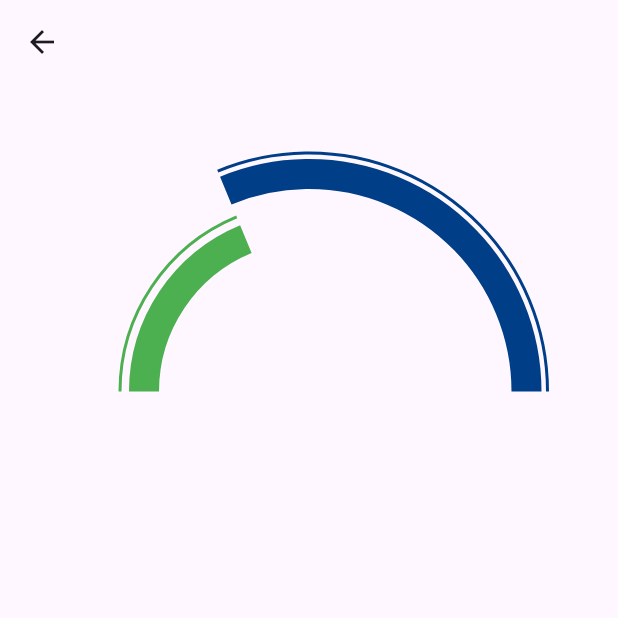
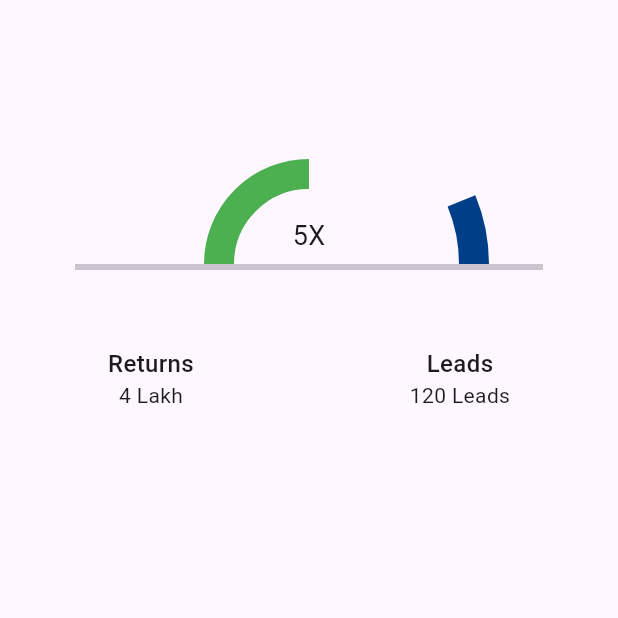
Before and after one commit to JayFlutter10/academy, a Flutter app: the SemiCircleChart screen opened directly, on a phone screen of 412 x 824 dp, the top half of it. Run offline on Flutter 3.47's test engine with Material 3 defaults, Android fonts, the phone set to English and light mode, and no system bars; drawn by our look-alikes of fl_chart.

Commit message:
seventh commit

```diff
--- a/lib/chart.dart
+++ b/lib/chart.dart
@@ -1,16 +1,26 @@
 import 'package:flutter/material.dart';
 import 'package:fl_chart/fl_chart.dart';
+import 'package:flutter_application_1/academy/view/certificate_view.dart';
 
 class SemiCircleChart extends StatelessWidget {
-  const  SemiCircleChart({super.key});
-
+    SemiCircleChart({super.key});
+final List<dynamic> data=[
+  {
+    'key':'Returns',
+    'value':'4 Lakh'
+  },
+  {
+    'key':'Leads',
+    'value':'120 Leads'
+  },
+];
   @override
   Widget build(BuildContext context) {
     final double height=MediaQuery.of(context).size.height;
 
     //Values of both variables always should be less then 800 always
-    final double firstVal=500;
-    final double secondVal=300;
+    final double firstVal=100;
+    final double secondVal=400;
 
     final double value=firstVal*100/200;
     final double valueTwo=secondVal*100/200;
@@ -18,8 +28,8 @@ class SemiCircleChart extends StatelessWidget {
     return Scaffold(
       appBar: AppBar(),
       body: SingleChildScrollView(
-        child: SizedBox(
-          height: 410,
+        child: Container(
+          height: 240,
           child: Stack(
             children: [
 
@@ -34,7 +44,7 @@ class SemiCircleChart extends StatelessWidget {
                     PieChartData(
                       startDegreeOffset: 340,
                       sectionsSpace:0,
-                      centerSpaceRadius: 135,
+                      centerSpaceRadius: 100,
                       sections: [
 
                         PieChartSectionData(
@@ -72,49 +82,48 @@ class SemiCircleChart extends StatelessWidget {
                   ),
                 ),
                   //Arrow
-                  Transform.rotate(
-                    transformHitTests:false,
-                    angle: 140.15,
-                    child: PieChart(
-                      PieChartData(
-                        startDegreeOffset: 340,
-                        sectionsSpace:0,
-                        centerSpaceRadius: 158,
-                        sections: [
-                          PieChartSectionData(
-                            value: 200,
-                            color: Colors.transparent,
-                            radius: 2,
-                            showTitle: false,
-                          ),
-                          //Outlined
-                          PieChartSectionData(
-                            value:400-value,
-                            color: Colors.transparent,
-                            borderSide: BorderSide(color: Colors.transparent),
-                            radius: 2,
-                            showTitle: false,
-                          ),
-                          //Filled
-                          PieChartSectionData(
-                            value: value,
-                            color:  Color.fromRGBO(0, 63, 136, 1),
-                            radius: 2,
-                            showTitle: false,
-                          ),
-                          PieChartSectionData(
-                            value: 200,
-                            color: Colors.transparent,
-                            radius: 2,
-                            showTitle: false,
-                          ),
-                        ],
-                      ),
-                    ),
-                  ),
+                  // Transform.rotate(
+                  //   transformHitTests:false,
+                  //   angle: 140.15,
+                  //   child: PieChart(
+                  //     PieChartData(
+                  //       startDegreeOffset: 340,
+                  //       sectionsSpace:0,
+                  //       centerSpaceRadius: 158,
+                  //       sections: [
+                  //         PieChartSectionData(
+                  //           value: 200,
+                  //           color: Colors.transparent,
+                  //           radius: 2,
+                  //           showTitle: false,
+                  //         ),
+                  //         //Outlined
+                  //         PieChartSectionData(
+                  //           value:400-value,
+                  //           color: Colors.transparent,
+                  //           borderSide: BorderSide(color: Colors.transparent),
+                  //           radius: 2,
+                  //           showTitle: false,
+                  //         ),
+                  //         //Filled
+                  //         PieChartSectionData(
+                  //           value: value,
+                  //           color:  Color.fromRGBO(0, 63, 136, 1),
+                  //           radius: 2,
+                  //           showTitle: false,
+                  //         ),
+                  //         PieChartSectionData(
+                  //           value: 200,
+                  //           color: Colors.transparent,
+                  //           radius: 2,
+                  //           showTitle: false,
+                  //         ),
+                  //       ],
+                  //     ),
+                  //   ),
+                  // ),
                 ],
               ),
-
               //Small Arc Circle
               Stack(
                 children:[
@@ -126,7 +135,7 @@ class SemiCircleChart extends StatelessWidget {
                       PieChartData(
                         startDegreeOffset: 340,
                         sectionsSpace:0,
-                        centerSpaceRadius: 100,
+                        centerSpaceRadius: 50,
                         sections: [
                           PieChartSectionData(
                             value: 200,
@@ -162,53 +171,86 @@ class SemiCircleChart extends StatelessWidget {
                     ),
                   ),
                   //Arrow
-                  Transform.rotate(
-                    transformHitTests:false,
-                    angle: 140.15,
-                    child: PieChart(
-                      PieChartData(
-                        startDegreeOffset: 340,
-                        sectionsSpace:0,
-                        centerSpaceRadius: 125,
-                        sections: [
-                          PieChartSectionData(
-                            value: 200,
-                            color: Colors.transparent,
-                            radius: 2,
-                            showTitle: false,
-                          ),
-                          //Outlined
-                          PieChartSectionData(
-                            value:valueTwo,
-                            color: Colors.green,
-                            radius: 2,
-                            showTitle: false,
-                          ),
-                          //Filled
-                          PieChartSectionData(
-                            value: 400-valueTwo,
-                            color:  Colors.transparent,
-                            radius: 2,
-                            showTitle: false,
-                          ),
-                          PieChartSectionData(
-                            value: 200,
-                            color: Colors.transparent,
-                            radius: 2,
-                            showTitle: false,
-                          ),
-                        ],
-                      ),
-                    ),
-                  ),
+                  // Transform.rotate(
+                  //   transformHitTests:false,
+                  //   angle: 140.15,
+                  //   child: PieChart(
+                  //     PieChartData(
+                  //       startDegreeOffset: 340,
+                  //       sectionsSpace:0,
+                  //       centerSpaceRadius: 125,
+                  //       sections: [
+                  //         PieChartSectionData(
+                  //           value: 200,
+                  //           color: Colors.transparent,
+                  //           radius: 2,
+                  //           showTitle: false,
+                  //         ),
+                  //         //Outlined
+                  //         PieChartSectionData(
+                  //           value:valueTwo,
+                  //           color: Colors.green,
+                  //           radius: 2,
+                  //           showTitle: false,
+                  //         ),
+                  //         //Filled
+                  //         PieChartSectionData(
+                  //           value: 400-valueTwo,
+                  //           color:  Colors.transparent,
+                  //           radius: 2,
+                  //           showTitle: false,
+                  //         ),
+                  //         PieChartSectionData(
+                  //           value: 200,
+                  //           color: Colors.transparent,
+                  //           radius: 2,
+                  //           showTitle: false,
+                  //         ),
+                  //       ],
+                  //     ),
+                  //   ),
+                  // ),
                 ],
               ),
 
               //Text in Chart
-              // Column()
+              Align(
+                alignment: Alignment.center,
+                child: Column(
+                  mainAxisAlignment: MainAxisAlignment.spaceAround,
+                  children: [
+                    Text(''),
+                    Column(
+                      children: [
+                        Text('5X',style: TextStyle(fontSize: 18),),
+                        Padding(
+                          padding: const EdgeInsets.symmetric(horizontal: 50.0),
+                          child: Divider(thickness: 4,),
+                        )
+                      ],
+                    ),
+                    Row(
+                      mainAxisAlignment: MainAxisAlignment.spaceAround,
+                      children: [
+                        Column(
+                          children: [
+                            Text(data[0]['key'].toString(),style: TextStyle(fontSize: 16,fontWeight: FontWeight.w500),),
+                            Text(data[0]['value'].toString()),
+                          ],
+                        ),
+                        Column(
+                          children: [
+                            Text(data[1]['key'].toString(),style: TextStyle(fontSize: 16,fontWeight: FontWeight.w500)),
+                            Text(data[1]['value'].toString()),
+                          ],
+                        ),
+                      ],
+                    )
 
-              // Lines pointing towards the chart
-              //_line()
+                  ],
+                ),
+              )
+
             ],
           ),
         ),
@@ -216,12 +258,3 @@ class SemiCircleChart extends StatelessWidget {
     );
   }
 }
-
-Widget _line(){
-  return Row(
-    children: [
-      Icon(Icons.circle,size: 6,),
-      Container( decoration: BoxDecoration(borderRadius: BorderRadius.circular(10),color: Colors.black),height: 1,width: 50,),
-    ],
-  );
-}
--- a/lib/main.dart
+++ b/lib/main.dart
@@ -33,7 +33,7 @@ class MyApp extends StatelessWidget {
         colorScheme: ColorScheme.fromSeed(seedColor: Colors.deepPurple),
         useMaterial3: true,
       ),
-      home:  TermsConditions(),
+      home:  SemiCircleChart(),
     );
   }
 }
```
